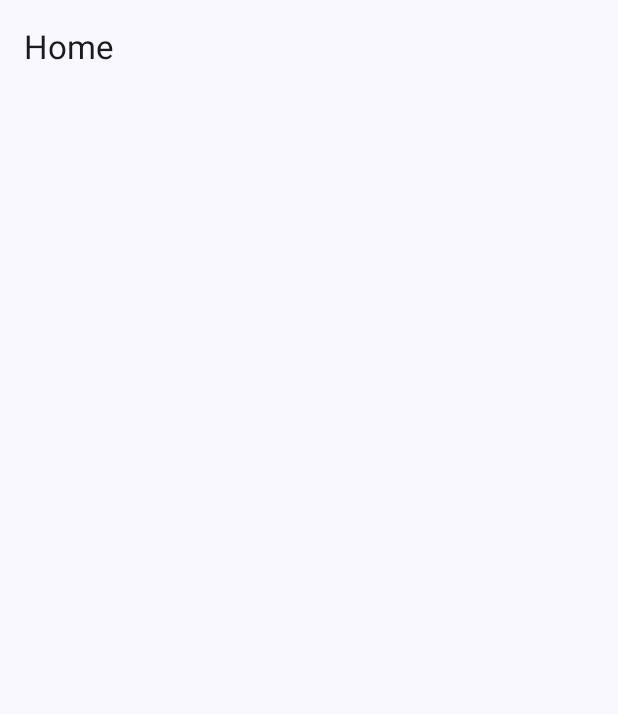
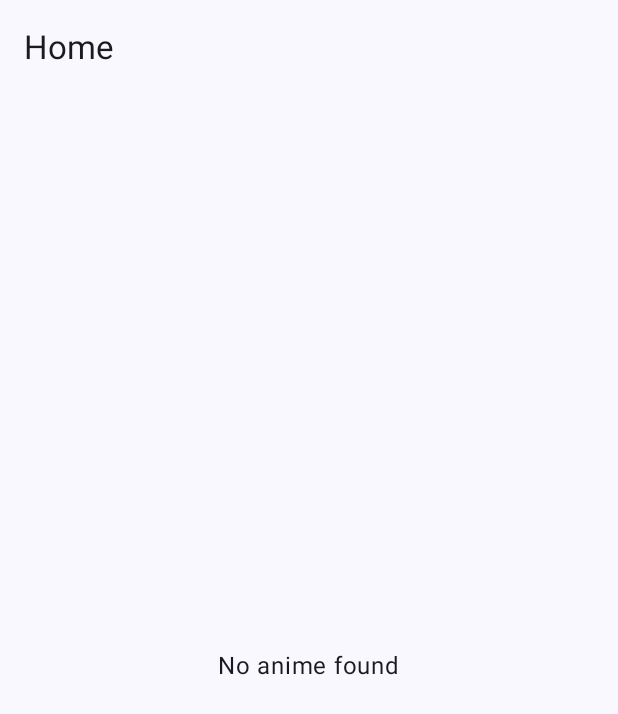
Before and after one commit to rohanbuddy7/seekho_task, an Android app built with Jetpack Compose: the screen it shows after launch (MainActivity), on a phone screen of 412 x 824 dp. Before the commit the part shown is almost empty. Shown: the top 714 px of the screen. Run offline under Robolectric (Android 15) with nearby library versions, the phone set to English and light mode, and no system bars; our stand-ins replace Dagger/Hilt's generated code, Room's generated code; pictures from the network do not load.

Commit message:
added zero state msg

```diff
--- a/app/src/main/java/com/tribe7/seekho_task/ui/home/HomeScreen.kt
+++ b/app/src/main/java/com/tribe7/seekho_task/ui/home/HomeScreen.kt
@@ -25,6 +25,7 @@ import androidx.compose.material3.TopAppBar
 import androidx.compose.runtime.Composable
 import androidx.compose.runtime.collectAsState
 import androidx.compose.runtime.getValue
+import androidx.compose.ui.Alignment
 import androidx.compose.ui.Modifier
 import androidx.compose.ui.draw.clip
 import androidx.compose.ui.layout.ContentScale
@@ -70,7 +71,12 @@ fun HomeScreen(
                 val items = (state as NetworkResult.Success<List<Anime>>).data
                 Log.d("TAG", "HomeScreen: $items")
                 if(items.isEmpty()){
-
+                    Box(
+                        modifier = Modifier.fillMaxSize(),
+                        contentAlignment = Alignment.Center
+                    ){
+                        Text("No anime found", style = MaterialTheme.typography.bodyLarge)
+                    }
                 } else {
                     AnimeList(
                         modifier = modifier,
```
